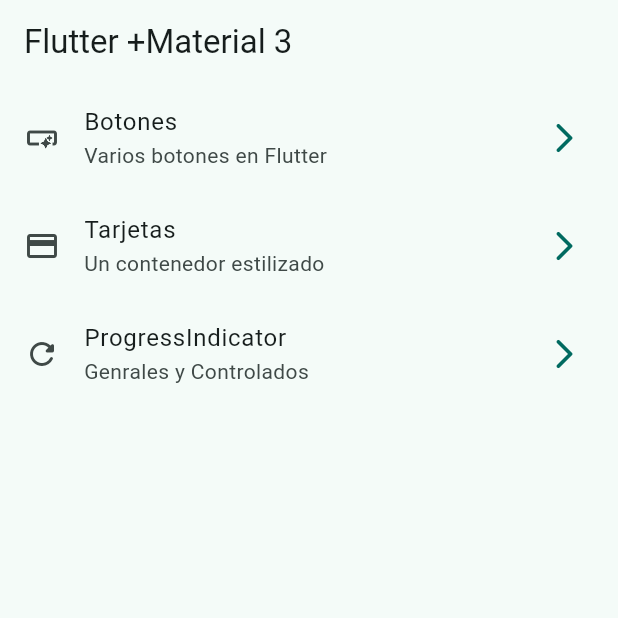
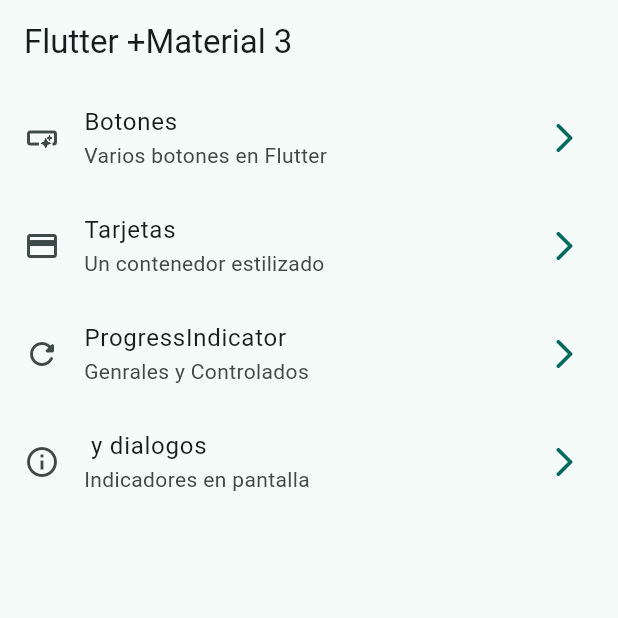
Before and after one commit to joseeliezerr/WidgetApp, a Flutter app: the screen it shows after launch, on a phone screen of 412 x 824 dp, the top half of it. Run offline on Flutter 3.47's test engine with Material 2 defaults, Android fonts, the phone set to English and light mode, and no system bars; our stand-ins replace go_router.

Commit message:
Snackbar dialogs terminados

```diff
--- a/lib/config/menu/menu_items.dart
+++ b/lib/config/menu/menu_items.dart
@@ -30,4 +30,9 @@ const appMenuItems = <MenuItem>[
       subTitle: 'Genrales y Controlados',
       link: '/progress',
       icon: Icons.refresh_rounded),
+       MenuItem(
+      title: ' y dialogos',
+      subTitle: 'Indicadores en pantalla',
+      link: '/Snackbars',
+      icon: Icons.info_outline),
 ];
--- a/lib/config/router/app_router.dart
+++ b/lib/config/router/app_router.dart
@@ -27,5 +27,10 @@ final appRouter = GoRouter(
       name:ProgressScreen.name,
       builder: (context, state) => const ProgressScreen(),
     ),
+      GoRoute(
+      path: '/snackbars',
+      name:SnackbarScreen.name,
+      builder: (context, state) => const SnackbarScreen(),
+    ),
   ],
 );
--- a/lib/main.dart
+++ b/lib/main.dart
@@ -15,6 +15,7 @@ class MainApp extends StatelessWidget {
   @override
   Widget build(BuildContext context) {
     return  MaterialApp.router(
+      title: 'Flutter Widgets',
       routerConfig: appRouter,
       debugShowCheckedModeBanner: false,
       theme: AppTheme(selectedColor:1).getTheme(),
```
Also changed, not shown: lib/presentation/screens/snackbar/snackbar_screen.dart (+57 -2 lines).
